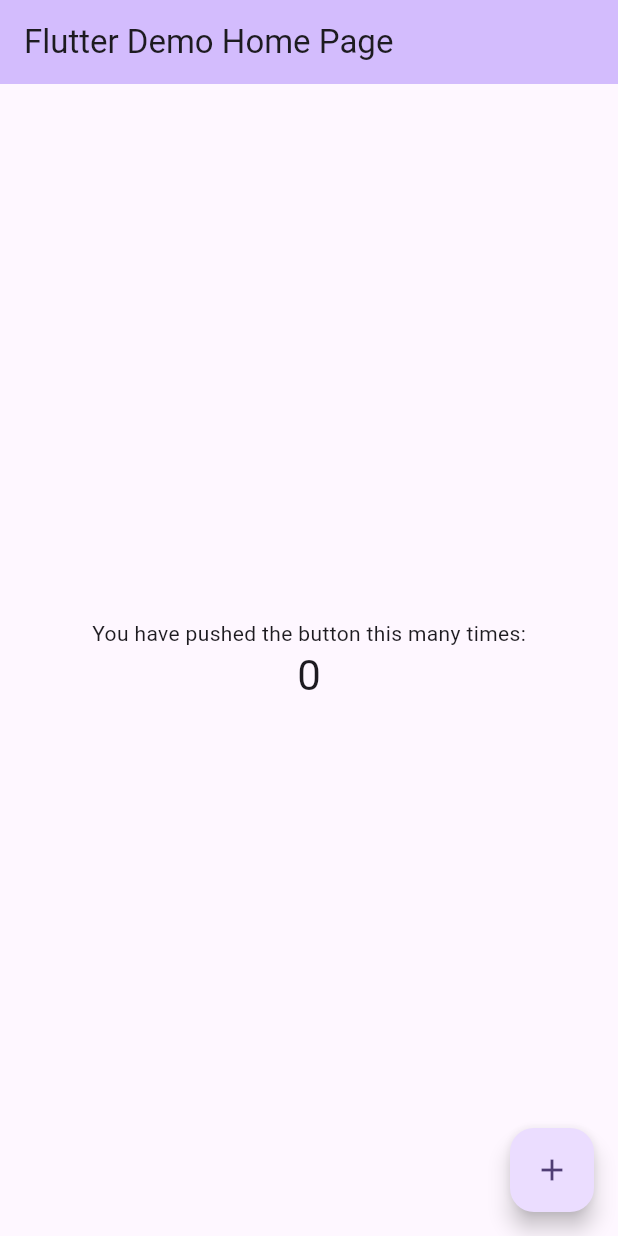
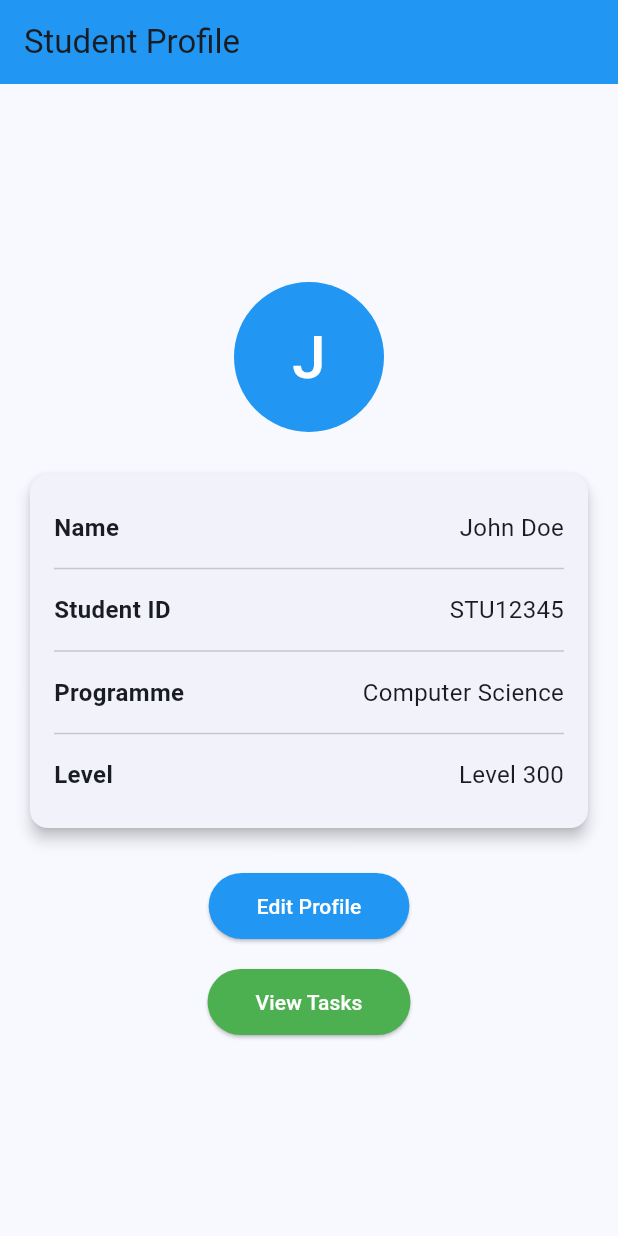
Before and after one commit to EricAnokye/midsem_exam, a Flutter app: the screen it shows after launch, on a phone screen of 412 x 824 dp. Run offline on Flutter 3.47's test engine with Material 3 defaults, Android fonts, the phone set to English and light mode, and no system bars.

Commit message:
Part B: Add ProfileScreen and TaskListScreen with navigation

```diff
--- a/lib/main.dart
+++ b/lib/main.dart
@@ -1,4 +1,5 @@
 import 'package:flutter/material.dart';
+import 'screens/profile_screen.dart';
 
 void main() {
   runApp(const MyApp());
@@ -7,116 +8,15 @@ void main() {
 class MyApp extends StatelessWidget {
   const MyApp({super.key});
 
-  // This widget is the root of your application.
   @override
   Widget build(BuildContext context) {
     return MaterialApp(
-      title: 'Flutter Demo',
+      title: 'Student Profile & Task Manager',
       theme: ThemeData(
-        // This is the theme of your application.
-        //
-        // TRY THIS: Try running your application with "flutter run". You'll see
-        // the application has a purple toolbar. Then, without quitting the app,
-        // try changing the seedColor in the colorScheme below to Colors.green
-        // and then invoke "hot reload" (save your changes or press the "hot
-        // reload" button in a Flutter-supported IDE, or press "r" if you used
-        // the command line to start the app).
-        //
-        // Notice that the counter didn't reset back to zero; the application
-        // state is not lost during the reload. To reset the state, use hot
-        // restart instead.
-        //
-        // This works for code too, not just values: Most code changes can be
-        // tested with just a hot reload.
-        colorScheme: .fromSeed(seedColor: Colors.deepPurple),
+        colorScheme: ColorScheme.fromSeed(seedColor: Colors.blue),
+        useMaterial3: true,
       ),
-      home: const MyHomePage(title: 'Flutter Demo Home Page'),
+      home: const ProfileScreen(),
     );
   }
 }
-
-class MyHomePage extends StatefulWidget {
-  const MyHomePage({super.key, required this.title});
-
-  // This widget is the home page of your application. It is stateful, meaning
-  // that it has a State object (defined below) that contains fields that affect
-  // how it looks.
-
-  // This class is the configuration for the state. It holds the values (in this
-  // case the title) provided by the parent (in this case the App widget) and
-  // used by the build method of the State. Fields in a Widget subclass are
-  // always marked "final".
-
-  final String title;
-
-  @override
-  State<MyHomePage> createState() => _MyHomePageState();
-}
-
-class _MyHomePageState extends State<MyHomePage> {
-  int _counter = 0;
-
-  void _incrementCounter() {
-    setState(() {
-      // This call to setState tells the Flutter framework that something has
-      // changed in this State, which causes it to rerun the build method below
-      // so that the display can reflect the updated values. If we changed
-      // _counter without calling setState(), then the build method would not be
-      // called again, and so nothing would appear to happen.
-      _counter++;
-    });
-  }
-
-  @override
-  Widget build(BuildContext context) {
-    // This method is rerun every time setState is called, for instance as done
-    // by the _incrementCounter method above.
-    //
-    // The Flutter framework has been optimized to make rerunning build methods
-    // fast, so that you can just rebuild anything that needs updating rather
-    // than having to individually change instances of widgets.
-    return Scaffold(
-      appBar: AppBar(
-        // TRY THIS: Try changing the color here to a specific color (to
-        // Colors.amber, perhaps?) and trigger a hot reload to see the AppBar
-        // change color while the other colors stay the same.
-        backgroundColor: Theme.of(context).colorScheme.inversePrimary,
-        // Here we take the value from the MyHomePage object that was created by
-        // the App.build method, and use it to set our appbar title.
-        title: Text(widget.title),
-      ),
-      body: Center(
-        // Center is a layout widget. It takes a single child and positions it
-        // in the middle of the parent.
-        child: Column(
-          // Column is also a layout widget. It takes a list of children and
-          // arranges them vertically. By default, it sizes itself to fit its
-          // children horizontally, and tries to be as tall as its parent.
-          //
-          // Column has various properties to control how it sizes itself and
-          // how it positions its children. Here we use mainAxisAlignment to
-          // center the children vertically; the main axis here is the vertical
-          // axis because Columns are vertical (the cross axis would be
-          // horizontal).
-          //
-          // TRY THIS: Invoke "debug painting" (choose the "Toggle Debug Paint"
-          // action in the IDE, or press "p" in the console), to see the
-          // wireframe for each widget.
-          mainAxisAlignment: .center,
-          children: [
-            const Text('You have pushed the button this many times:'),
-            Text(
-              '$_counter',
-              style: Theme.of(context).textTheme.headlineMedium,
-            ),
-          ],
-        ),
-      ),
-      floatingActionButton: FloatingActionButton(
-        onPressed: _incrementCounter,
-        tooltip: 'Increment',
-        child: const Icon(Icons.add),
-      ),
-    );
-  }
-}
--- /dev/null
+++ b/lib/screens/profile_screen.dart
@@ -0,0 +1,133 @@
+import 'package:flutter/material.dart';
+import '../models/student.dart';
+import 'task_list_screen.dart';
+
+/// ProfileScreen displays the student's profile information.
+/// Shows student name, ID, programme, and level in a card layout.
+/// Provides navigation to the task list screen.
+class ProfileScreen extends StatelessWidget {
+  const ProfileScreen({super.key});
+
+  @override
+  Widget build(BuildContext context) {
+    // Create a sample student for demonstration
+    final student = Student(
+      name: 'John Doe',
+      studentId: 'STU12345',
+      programme: 'Computer Science',
+      level: 300,
+    );
+
+    return Scaffold(
+      appBar: AppBar(
+        title: const Text('Student Profile'),
+        backgroundColor: Colors.blue,
+      ),
+      body: Center(
+        child: Padding(
+          padding: const EdgeInsets.all(16.0),
+          child: Column(
+            mainAxisAlignment: MainAxisAlignment.center,
+            children: [
+              // CircleAvatar with student's initial
+              CircleAvatar(
+                radius: 50,
+                backgroundColor: Colors.blue,
+                child: Text(
+                  student.name.isNotEmpty ? student.name[0].toUpperCase() : '?',
+                  style: const TextStyle(
+                    fontSize: 40,
+                    color: Colors.white,
+                  ),
+                ),
+              ),
+              const SizedBox(height: 24),
+
+              // Card widget displaying student details
+              Card(
+                elevation: 4,
+                child: Padding(
+                  padding: const EdgeInsets.all(16.0),
+                  child: Column(
+                    children: [
+                      _buildInfoRow('Name', student.name),
+                      const Divider(),
+                      _buildInfoRow('Student ID', student.studentId),
+                      const Divider(),
+                      _buildInfoRow('Programme', student.programme),
+                      const Divider(),
+                      _buildInfoRow('Level', 'Level ${student.level}'),
+                    ],
+                  ),
+                ),
+              ),
+              const SizedBox(height: 24),
+
+              // Edit Profile button
+              ElevatedButton(
+                onPressed: () {
+                  // Edit functionality not required - button only
+                  ScaffoldMessenger.of(context).showSnackBar(
+                    const SnackBar(content: Text('Edit Profile clicked')),
+                  );
+                },
+                style: ElevatedButton.styleFrom(
+                  backgroundColor: Colors.blue,
+                  padding: const EdgeInsets.symmetric(horizontal: 32, vertical: 12),
+                ),
+                child: const Text(
+                  'Edit Profile',
+                  style: TextStyle(color: Colors.white),
+                ),
+              ),
+              const SizedBox(height: 16),
+
+              // View Tasks button (navigation to TaskListScreen)
+              ElevatedButton(
+                onPressed: () {
+                  Navigator.push(
+                    context,
+                    MaterialPageRoute(
+                      builder: (context) => const TaskListScreen(),
+                    ),
+                  );
+                },
+                style: ElevatedButton.styleFrom(
+                  backgroundColor: Colors.green,
+                  padding: const EdgeInsets.symmetric(horizontal: 32, vertical: 12),
+                ),
+                child: const Text(
+                  'View Tasks',
+                  style: TextStyle(color: Colors.white),
+                ),
+              ),
+            ],
+          ),
+        ),
+      ),
+    );
+  }
+
+  /// Helper method to build a row with label and value
+  Widget _buildInfoRow(String label, String value) {
+    return Padding(
+      padding: const EdgeInsets.symmetric(vertical: 8.0),
+      child: Row(
+        mainAxisAlignment: MainAxisAlignment.spaceBetween,
+        children: [
+          Text(
+            label,
+            style: const TextStyle(
+              fontWeight: FontWeight.bold,
+              fontSize: 16,
+            ),
+          ),
+          Text(
+            value,
+            style: const TextStyle(fontSize: 16),
+          ),
+        ],
+      ),
+    );
+  }
+}
```
Also changed, not shown: lib/screens/task_list_screen.dart (added, +95 -0 lines).
